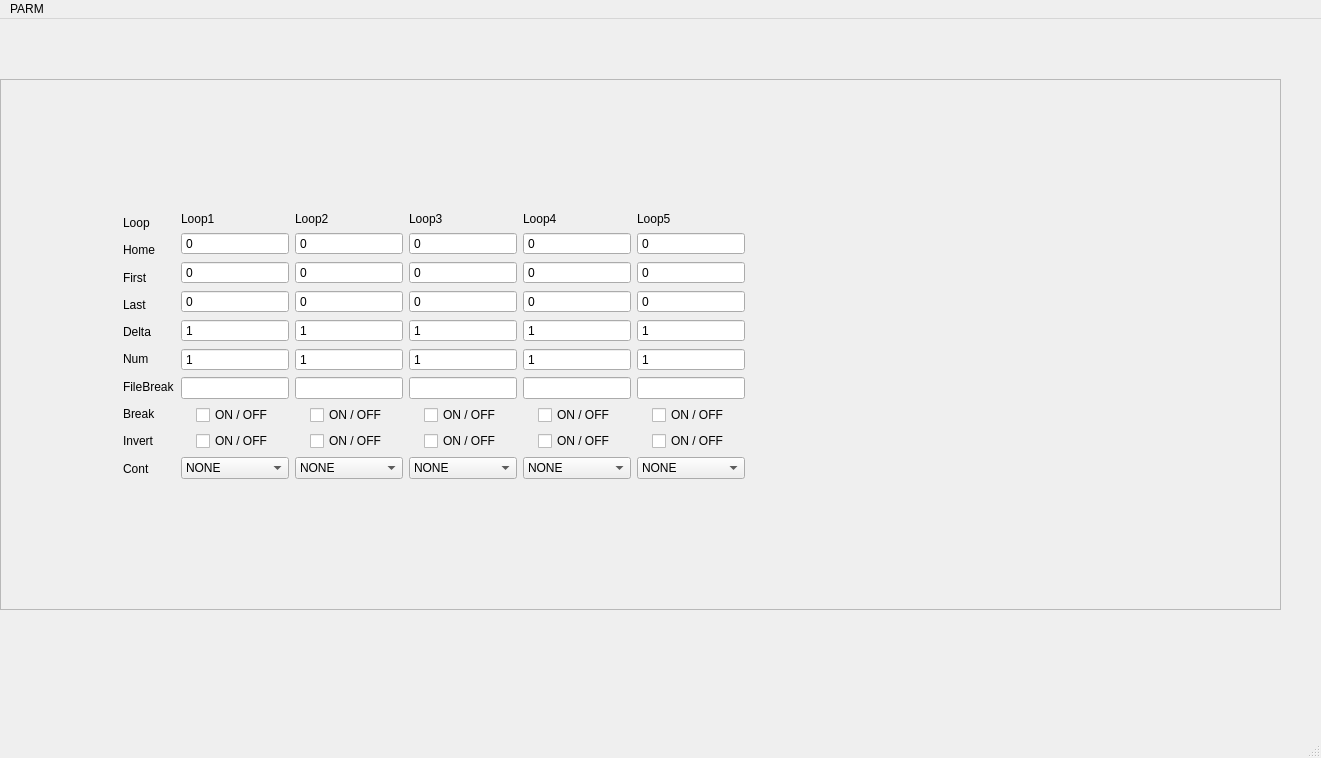
This is TRS2/GuiSource/trs2.ui in antoniopifferi/TRS2 as Qt 5 draws it before an edit. The edited form follows.
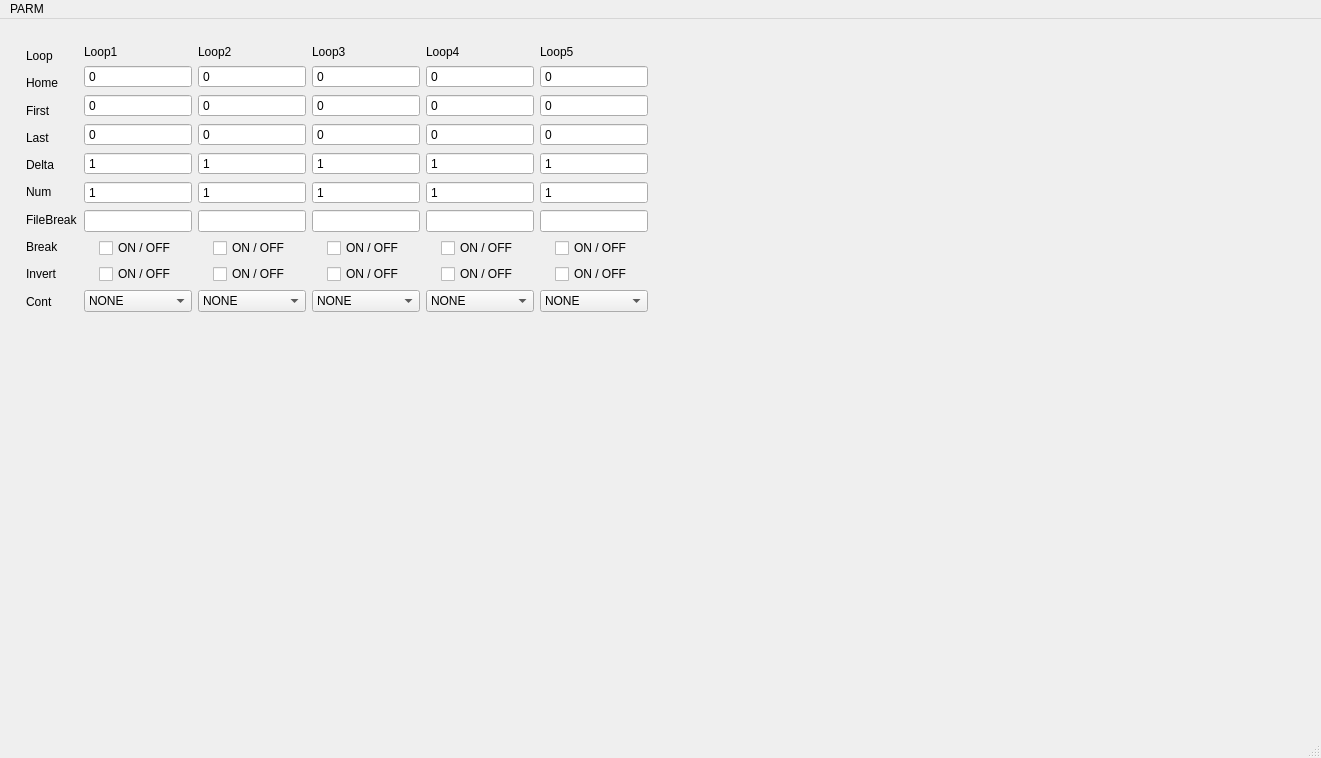
This is the edited form.

Commit message: OK Stacked

What changed in the file:
```diff
--- a/TRS2/GuiSource/trs2.ui
+++ b/TRS2/GuiSource/trs2.ui
@@ -14,34 +14,20 @@
    <string>TRS2</string>
   </property>
   <widget class="QWidget" name="centralwidget">
-   <widget class="QFrame" name="PARM">
-    <property name="enabled">
-     <bool>true</bool>
-    </property>
+   <layout class="QGridLayout" name="gridLayout">
+    <item row="0" column="0">
+     <widget class="QStackedWidget" name="stackedWidget">
+      <widget class="QWidget" name="Parm">
+       <widget class="QWidget" name="layoutWidget_3">
     <property name="geometry">
      <rect>
-      <x>0</x>
-      <y>60</y>
-      <width>1281</width>
-      <height>531</height>
-     </rect>
-    </property>
-    <property name="frameShape">
-     <enum>QFrame::StyledPanel</enum>
-    </property>
-    <property name="frameShadow">
-     <enum>QFrame::Raised</enum>
-    </property>
-    <widget class="QWidget" name="layoutWidget">
-     <property name="geometry">
-      <rect>
-       <x>120</x>
-       <y>130</y>
-       <width>535</width>
-       <height>314</height>
-      </rect>
-     </property>
-     <layout class="QHBoxLayout" name="horizontalLayout">
+          <x>11</x>
+          <y>11</y>
+          <width>541</width>
+          <height>320</height>
+         </rect>
+        </property>
+        <layout class="QHBoxLayout" name="horizontalLayout_3">
       <property name="spacing">
        <number>6</number>
       </property>
@@ -49,19 +35,19 @@
        <enum>QLayout::SetFixedSize</enum>
       </property>
       <property name="leftMargin">
-       <number>3</number>
+          <number>6</number>
       </property>
       <property name="topMargin">
-       <number>3</number>
+          <number>6</number>
       </property>
       <property name="rightMargin">
-       <number>3</number>
+          <number>6</number>
       </property>
       <property name="bottomMargin">
-       <number>3</number>
+          <number>6</number>
       </property>
       <item>
-       <layout class="QVBoxLayout" name="verticalLayout_3">
+          <layout class="QVBoxLayout" name="verticalLayout_15">
         <item>
          <layout class="QVBoxLayout" name="verticalLayout">
           <item>
@@ -139,7 +125,7 @@
        </layout>
       </item>
       <item>
-       <layout class="QVBoxLayout" name="verticalLayout_2">
+          <layout class="QVBoxLayout" name="verticalLayout_17">
         <item>
          <widget class="QLabel" name="label">
           <property name="text">
@@ -251,7 +237,7 @@
        </layout>
       </item>
       <item>
-       <layout class="QVBoxLayout" name="verticalLayout_4">
+          <layout class="QVBoxLayout" name="verticalLayout_18">
         <item>
          <widget class="QLabel" name="label_12">
           <property name="text">
@@ -363,7 +349,7 @@
        </layout>
       </item>
       <item>
-       <layout class="QVBoxLayout" name="verticalLayout_5">
+          <layout class="QVBoxLayout" name="verticalLayout_19">
         <item>
          <widget class="QLabel" name="label_13">
           <property name="text">
@@ -475,7 +461,7 @@
        </layout>
       </item>
       <item>
-       <layout class="QVBoxLayout" name="verticalLayout_6">
+          <layout class="QVBoxLayout" name="verticalLayout_20">
         <item>
          <widget class="QLabel" name="label_14">
           <property name="text">
@@ -587,7 +573,7 @@
        </layout>
       </item>
       <item>
-       <layout class="QVBoxLayout" name="verticalLayout_7">
+          <layout class="QVBoxLayout" name="verticalLayout_21">
         <item>
          <widget class="QLabel" name="label_15">
           <property name="text">
@@ -701,6 +687,10 @@
      </layout>
     </widget>
    </widget>
+      <widget class="QWidget" name="page_2"/>
+     </widget>
+    </item>
+   </layout>
   </widget>
   <widget class="QMenuBar" name="menubar">
    <property name="geometry">
```
Left out of the diff: 32 changed lines with no effect on the pictures. Lines whose indentation alone changed are shown as unchanged. The commit also changes 1 other file.
